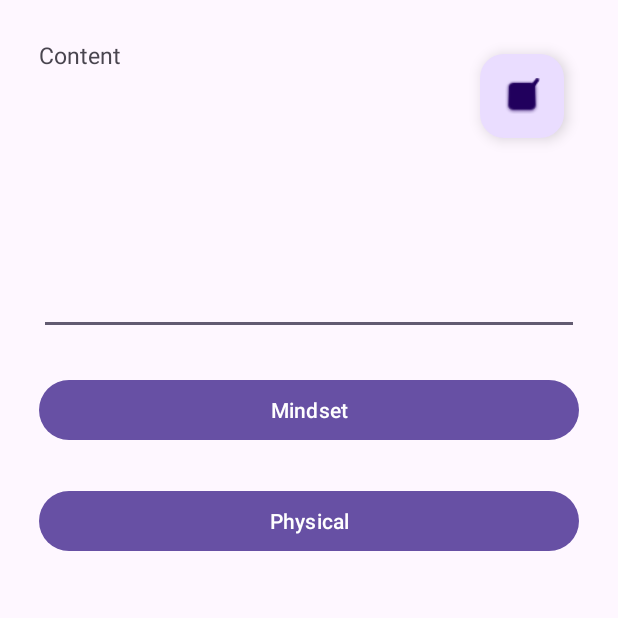
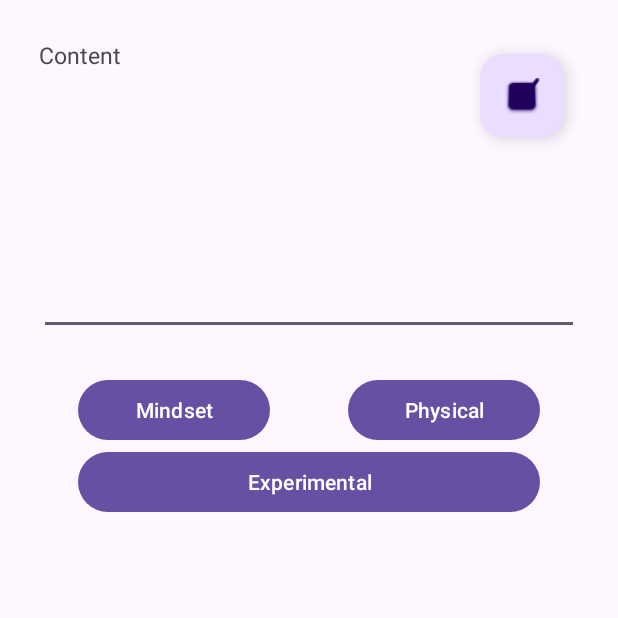
Before and after one commit to kartikgawande/MOS-android-app, an Android app: the screen it shows after launch (AddNoteActivity), after a tap on an icon or button, on a phone screen of 412 x 824 dp, the top half of it. Run offline under Robolectric (Android 15) with nearby library versions, the phone set to English and light mode, and no system bars; libraries missing offline, so code that uses them is left out: com.google.api.client, com.google.api.services.

Commit message:
Made notification click open AddNoteActivity and removed on notification buttons

```diff
--- a/app/src/main/java/com/example/mos/AddNoteActivity.java
+++ b/app/src/main/java/com/example/mos/AddNoteActivity.java
@@ -36,9 +36,9 @@ public class AddNoteActivity extends AppCompatActivity {
     private final String MENTAL_CLASSIFICATION = "Mental";
     private final String EMOTION_CLASSIFICATION = "Emotional";
     private final String FINANCIAL_CLASSIFICATION = "Financial";
-    private final String EXPERIMENTAL_STATE = "Experimental";
-    private final String TESTED_STATE = "Tested";
-    private final String DISCARDED_STATE = "Discarded";
+    public static final String EXPERIMENTAL_STATE = "Experimental";
+    public static final String TESTED_STATE = "Tested";
+    public static final String DISCARDED_STATE = "Discarded";
 
     SQLiteDbHelper dbHelper;
 
@@ -77,6 +77,7 @@ public class AddNoteActivity extends AppCompatActivity {
         EditText editContent = findViewById(R.id.editContent);
         Button categoryBtn = findViewById(R.id.categoryBtn);
         Button classificationBtn = findViewById(R.id.classificationBtn);
+        Button stateBtn = findViewById(R.id.stateBtn);
         FloatingActionButton addNoteBtn = findViewById(R.id.addNoteBtn);
 
         Intent callingIntent = getIntent();
@@ -87,18 +88,20 @@ public class AddNoteActivity extends AppCompatActivity {
             editContent.setText(extras.getString(CustomConstants.NOTE_CONTENT));
             categoryBtn.setText(extras.getString(CustomConstants.NOTE_CATEGORY));
             classificationBtn.setText(extras.getString(CustomConstants.NOTE_CLASSIFICATION));
+            stateBtn.setText(extras.getString(CustomConstants.NOTE_STATE));
             addNoteBtn.setOnClickListener(new View.OnClickListener() {
                 @Override
                 public void onClick(View v) {
                     String content = editContent.getText().toString();
                     String classification = classificationBtn.getText().toString();
                     String category = categoryBtn.getText().toString();
-                    String state = extras.getString(CustomConstants.NOTE_STATE);
+                    String state = stateBtn.getText().toString();
 
                     ContentValues values = new ContentValues();
                     values.put(NoteTableContract.NoteTable.COLUMN_NAME_CATEGORY,category);
                     values.put(NoteTableContract.NoteTable.COLUMN_NAME_CLASSIFICATION,classification);
                     values.put(NoteTableContract.NoteTable.COLUMN_NAME_CONTENT,content);
+                    values.put(NoteTableContract.NoteTable.COLUMN_NAME_STATE,state);
 
                     dbHelper.updateRow(dbw, NoteTableContract.NoteTable.TABLE_NAME,values,extras.getString(CustomConstants.NOTE_ID));
                     signInAndBackupDBtoDrive(signInLauncher);
@@ -113,7 +116,7 @@ public class AddNoteActivity extends AppCompatActivity {
                     String content = editContent.getText().toString();
                     String classification = classificationBtn.getText().toString();
                     String category = categoryBtn.getText().toString();
-                    String state = EXPERIMENTAL_STATE;
+                    String state = stateBtn.getText().toString();
                     dbHelper.addNote(dbw, classification, category, content, state);
                     signInAndBackupDBtoDrive(signInLauncher);
                 }
@@ -139,6 +142,16 @@ public class AddNoteActivity extends AppCompatActivity {
                 else if(label.equals(FINANCIAL_CLASSIFICATION)) classificationBtn.setText(PHYSICAL_CLASSIFICATION);
             }
         });
+
+        stateBtn.setOnClickListener(new View.OnClickListener() {
+            @Override
+            public void onClick(View v) {
+                String label = stateBtn.getText().toString();
+                if(label.equals(EXPERIMENTAL_STATE)) stateBtn.setText(TESTED_STATE);
+                else if(label.equals(TESTED_STATE)) stateBtn.setText(DISCARDED_STATE);
+                else if(label.equals(DISCARDED_STATE)) stateBtn.setText(EXPERIMENTAL_STATE);
+            }
+        });
     }
 
     private void signInAndBackupDBtoDrive(ActivityResultLauncher<Intent> signInLauncher) {
--- a/app/src/main/java/com/example/mos/MainActivity.java
+++ b/app/src/main/java/com/example/mos/MainActivity.java
@@ -21,6 +21,7 @@ import androidx.activity.result.contract.ActivityResultContracts;
 import androidx.annotation.NonNull;
 import androidx.appcompat.app.AppCompatActivity;
 import androidx.core.app.ActivityCompat;
+import androidx.core.app.NotificationCompat;
 import androidx.core.content.ContextCompat;
 import androidx.core.graphics.Insets;
 import androidx.core.view.ViewCompat;
@@ -161,6 +162,7 @@ public class MainActivity extends AppCompatActivity implements GoogleDriveUtils.
             @Override
             public void run() {
                 notesRVadapter.notifyDataSetChanged();
+                showStartNotification();
             }
         });
     }
@@ -209,15 +211,31 @@ public class MainActivity extends AppCompatActivity implements GoogleDriveUtils.
 
         AlarmManager alarmManager = (AlarmManager) getSystemService(ALARM_SERVICE);
 
-// Set the alarm to start at approximately the current time.
+        // Set the alarm to start at approximately the current time.
         Calendar calendar = Calendar.getInstance();
         calendar.setTimeInMillis(System.currentTimeMillis());
 
-// Use 60000 milliseconds as the interval for a 1-minute repeat.
+        // Use 60000 milliseconds as the interval for a 1-minute repeat.
         alarmManager.setInexactRepeating(AlarmManager.RTC_WAKEUP, calendar.getTimeInMillis(),
                 interval, pendingIntent);
 
+        //20 20 20 eye rule
+        Intent intent202020 = new Intent(MainActivity.this, NotesReminderReceiver.class);
+        PendingIntent pendingIntent202020 = PendingIntent.getBroadcast(MainActivity.this, 0, intent, PendingIntent.FLAG_IMMUTABLE);
+
+        AlarmManager alarmManager202020 = (AlarmManager) getSystemService(ALARM_SERVICE);
+
+        // Set the alarm to start at approximately the current time.
+        Calendar calendar202020 = Calendar.getInstance();
+        calendar.setTimeInMillis(System.currentTimeMillis());
+
+        // Use 60000 milliseconds as the interval for a 1-minute repeat.
+        alarmManager.setInexactRepeating(AlarmManager.RTC_WAKEUP, calendar202020.getTimeInMillis(),
+                interval, pendingIntent);
     }
 
-
+    public void showStartNotification() {
+        Intent intent = new Intent(this, NotesReminderReceiver.class);
+        sendBroadcast(intent);
+    }
 }
--- a/app/src/main/res/layout/activity_add_note.xml
+++ b/app/src/main/res/layout/activity_add_note.xml
@@ -35,6 +35,7 @@
             app:layout_constraintStart_toStartOf="parent"
             app:layout_constraintTop_toTopOf="parent" />
 
+
         <EditText
             android:id="@+id/editContent"
             android:layout_width="match_parent"
@@ -46,25 +47,43 @@
             app:layout_constraintStart_toStartOf="parent"
             app:layout_constraintTop_toBottomOf="@+id/noteContent" />
 
+        <LinearLayout
+            android:id="@+id/noteInfo"
+            app:layout_constraintEnd_toEndOf="parent"
+            app:layout_constraintStart_toStartOf="parent"
+            android:layout_marginTop="@dimen/text_views_margin"
+            app:layout_constraintTop_toBottomOf="@+id/editContent"
+            android:layout_width="match_parent"
+            android:layout_height="wrap_content">
         <Button
             android:id="@+id/categoryBtn"
-            android:layout_width="match_parent"
+            android:layout_width="0dp"
+            android:layout_weight="1"
             android:layout_height="wrap_content"
-            android:text="Mindset"
-            android:layout_marginTop="@dimen/text_views_margin"
-            app:layout_constraintEnd_toEndOf="parent"
-            app:layout_constraintStart_toStartOf="parent"
-            app:layout_constraintTop_toBottomOf="@+id/editContent" />
+            android:layout_marginRight="@dimen/text_views_margin"
+            android:layout_marginLeft="@dimen/text_views_margin"
+            android:text="Mindset" />
 
         <Button
             android:id="@+id/classificationBtn"
-            android:layout_width="match_parent"
+            android:layout_width="0dp"
+            android:layout_weight="1"
+            android:layout_marginRight="@dimen/text_views_margin"
+            android:layout_marginLeft="@dimen/text_views_margin"
             android:layout_height="wrap_content"
-            android:text="Physical"
-            android:layout_marginTop="@dimen/text_views_margin"
+            android:text="Physical"/>
+
+        </LinearLayout>
+        <Button
+            android:id="@+id/stateBtn"
+            android:layout_width="0dp"
+            android:layout_weight="1"
+            android:layout_marginRight="@dimen/text_views_margin"
+            android:layout_marginLeft="@dimen/text_views_margin"
+            android:layout_height="wrap_content"
+            android:text="Experimental"
             app:layout_constraintEnd_toEndOf="parent"
             app:layout_constraintStart_toStartOf="parent"
-            app:layout_constraintTop_toBottomOf="@+id/categoryBtn" />
-
+            app:layout_constraintTop_toBottomOf="@+id/noteInfo"/>
     </androidx.constraintlayout.widget.ConstraintLayout>
 </androidx.constraintlayout.widget.ConstraintLayout>
```
Also changed, not shown: app/src/main/java/com/example/mos/notesNotifications/receivers/NotesReminderReceiver.java (+47 -19 lines).
